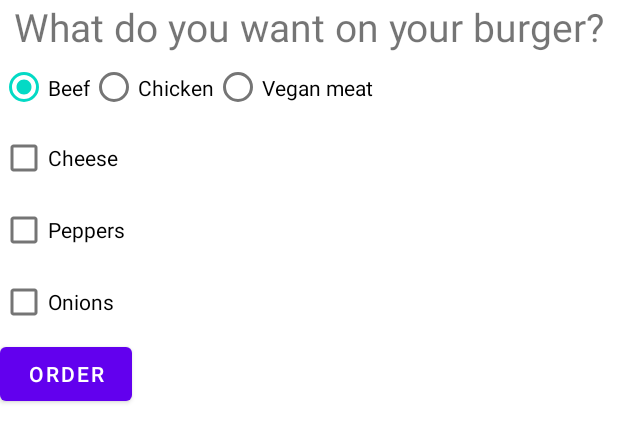
After one commit to DreamWalker0/AndroidTutorial, an Android app: the layout burger.xml on its own in the app's theme, with its tools: preview values and no code run, on a phone screen of 412 x 824 dp. The commit adds this screen. Shown: the top 442 px of the screen. Run offline under Robolectric (Android 15) with nearby library versions, the phone set to English and light mode, and no system bars.

Commit message:
2nd commit

```diff
--- a/app/src/main/AndroidManifest.xml
+++ b/app/src/main/AndroidManifest.xml
@@ -4,9 +4,9 @@
 
     <application
         android:allowBackup="true"
-        android:icon="@mipmap/ic_launcher"
+        android:icon="@drawable/ic_eye"
         android:label="@string/app_name"
-        android:roundIcon="@mipmap/ic_launcher_round"
+        android:roundIcon="@drawable/ic_eye"
         android:supportsRtl="true"
         android:theme="@style/Theme.LayoutBaiscs2">
         <activity android:name=".MainActivity">
--- a/app/src/main/res/layout/activity_main.xml
+++ b/app/src/main/res/layout/activity_main.xml
@@ -9,5 +9,4 @@
     tools:context=".MainActivity">
 
 
-
 </androidx.constraintlayout.widget.ConstraintLayout>
--- /dev/null
+++ b/app/src/main/res/layout/burger.xml
@@ -0,0 +1,87 @@
+<?xml version="1.0" encoding="utf-8"?>
+<androidx.constraintlayout.widget.ConstraintLayout xmlns:android="http://schemas.android.com/apk/res/android"
+    android:layout_width="match_parent"
+    android:layout_height="match_parent"
+    xmlns:app="http://schemas.android.com/apk/res-auto">
+
+
+    <TextView
+        android:id="@+id/tvQuestion"
+        android:layout_width="wrap_content"
+        android:layout_height="wrap_content"
+        android:text="What do you want on your burger?"
+        android:textSize="26sp"
+        app:layout_constraintEnd_toEndOf="parent"
+        app:layout_constraintStart_toStartOf="parent"
+        app:layout_constraintTop_toTopOf="parent" />
+
+    <RadioGroup
+        android:id="@+id/rgMeat"
+        android:layout_width="256dp"
+        android:layout_height="46dp"
+        android:orientation="horizontal"
+        app:layout_constraintStart_toStartOf="parent"
+        app:layout_constraintTop_toBottomOf="@+id/tvQuestion">
+
+
+        <RadioButton
+            android:id="@+id/rbBeef"
+            android:layout_width="wrap_content"
+            android:layout_height="wrap_content"
+            android:text="Beef"
+            android:checked="true"/>
+
+        <RadioButton
+            android:id="@+id/rbChicken"
+            android:layout_width="wrap_content"
+            android:layout_height="wrap_content"
+            android:text="Chicken" />
+
+        <RadioButton
+            android:id="@+id/rbVegan"
+            android:layout_width="wrap_content"
+            android:layout_height="wrap_content"
+            android:text="Vegan meat" />
+    </RadioGroup>
+
+    <CheckBox
+        android:id="@+id/cbCheese"
+        android:layout_width="wrap_content"
+        android:layout_height="wrap_content"
+        android:text="Cheese"
+        app:layout_constraintStart_toStartOf="parent"
+        app:layout_constraintTop_toBottomOf="@+id/rgMeat" />
+
+    <CheckBox
+        android:id="@+id/cbOnions"
+        android:layout_width="wrap_content"
+        android:layout_height="wrap_content"
+        android:text="Onions"
+        app:layout_constraintStart_toStartOf="parent"
+        app:layout_constraintTop_toBottomOf="@+id/cbPepper" />
+
+    <CheckBox
+        android:id="@+id/cbPepper"
+        android:layout_width="wrap_content"
+        android:layout_height="wrap_content"
+        android:text="Peppers"
+        app:layout_constraintStart_toStartOf="parent"
+        app:layout_constraintTop_toBottomOf="@+id/cbCheese" />
+
+    <Button
+        android:id="@+id/btnOrder"
+        android:layout_width="wrap_content"
+        android:layout_height="wrap_content"
+        android:text="Order"
+        app:layout_constraintStart_toStartOf="parent"
+        app:layout_constraintTop_toBottomOf="@+id/cbOnions" />
+
+    <TextView
+        android:id="@+id/tvOrder"
+        android:layout_width="wrap_content"
+        android:layout_height="wrap_content"
+        app:layout_constraintStart_toStartOf="parent"
+        app:layout_constraintTop_toBottomOf="@+id/btnOrder"
+        android:textSize="26sp"/>
+
+</androidx.constraintlayout.widget.ConstraintLayout>
```
Also changed, not shown: app/src/main/java/com/example/layoutbaiscs2/MainActivity.kt (+34 -10 lines), app/src/main/res/drawable-anydpi/ic_eye.xml (added, +11 -0 lines), app/src/main/res/layout/add_image.xml (added, +28 -0 lines), app/src/main/res/drawable-hdpi/ic_eye.png (added), app/src/main/res/drawable-mdpi/ic_eye.png (added), app/src/main/res/drawable-xhdpi/ic_eye.png (added), app/src/main/res/drawable-xxhdpi/ic_eye.png (added), app/src/main/res/drawable/fancy_cat.jpg (added).
